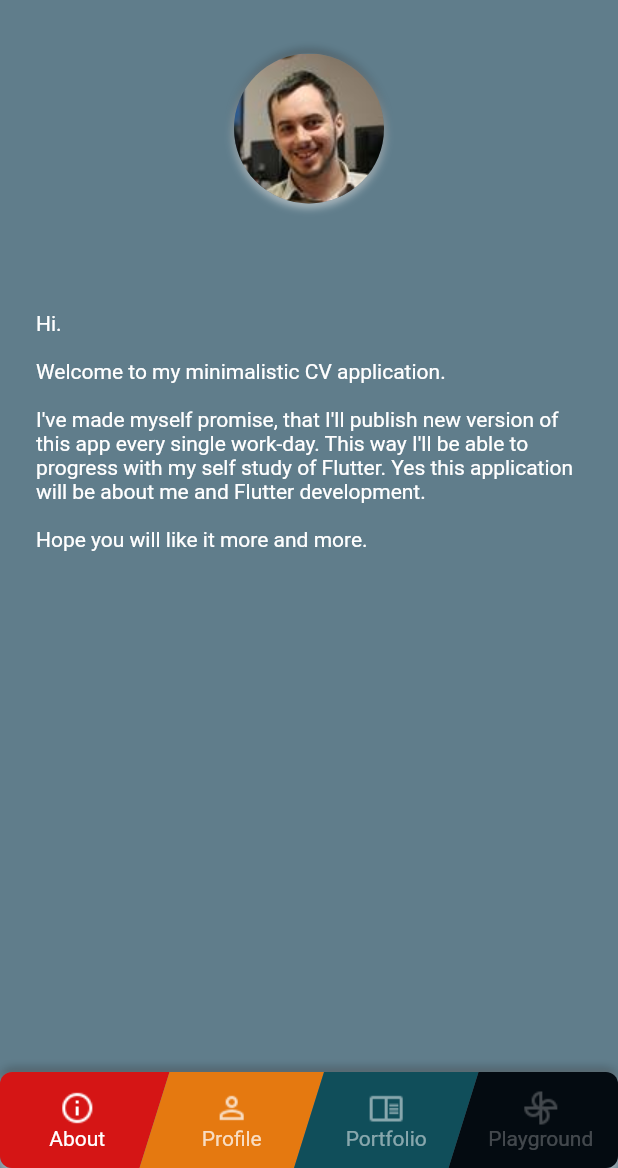
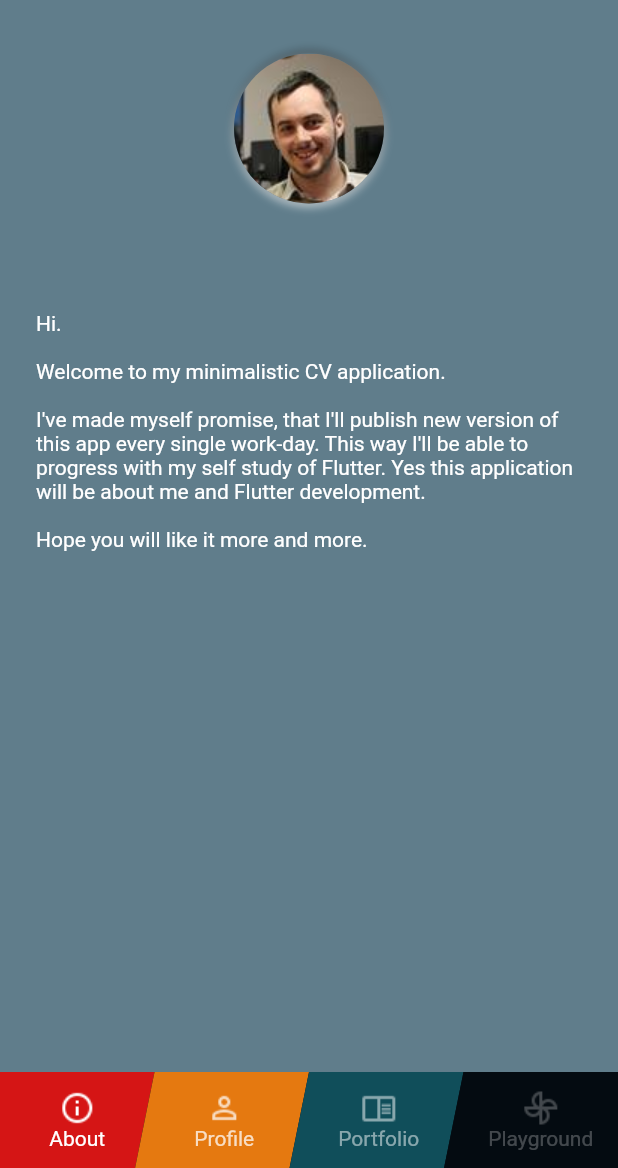
Before and after one commit to MikeGreat/cv, a Flutter app: the screen it shows after launch, on a phone screen of 412 x 824 dp, the part 68-1236 px from its top. Run offline on Flutter 3.47's test engine with Material 2 defaults, Android fonts, the phone set to English and light mode, and no system bars; drawn by our look-alikes of flutter_neumorphic; our stand-ins replace bloc, equatable, firebase_analytics, firebase_crashlytics, flutter_bloc, google_fonts and 1 more; accounts and stored records are empty; Roboto replaces fonts that are missing (Magra).

Commit message:
Used Skew Transformation in Bottom Navigation

```diff
--- a/lib/ui/page/landing.dart
+++ b/lib/ui/page/landing.dart
@@ -49,14 +49,8 @@ class _LandingPageState extends State<LandingPage> {
   @override
   Widget build(BuildContext context) {
     return Scaffold(
-      bottomNavigationBar: Neumorphic(
-        style: NeumorphicStyle(
-            shape: NeumorphicShape.flat,
-            color: Theme.of(context).backgroundColor,
-            lightSource: LightSource.bottom,
-            depth: 4.0),
-        boxShape: NeumorphicBoxShape.roundRect(),
-        child: ColorfulBottomNavigation(
+      bottomNavigationBar:
+        ColorfulBottomNavigation(
           children: [
             ColorfulBottomNavigationItem(
                 image: AssetImage(
@@ -82,7 +76,6 @@ class _LandingPageState extends State<LandingPage> {
                 color: Color(0xFF040B11),
                 onTap: onPlaygroundClick),
           ],
-        ),
       ),
       body: SafeArea(
           child: Stack(children: [
--- a/lib/ui/widget/colorful_bottom_navigation.dart
+++ b/lib/ui/widget/colorful_bottom_navigation.dart
@@ -25,10 +25,7 @@ class ColorfulBottomNavigationItem {
           color == other.color;
 
   @override
-  int get hashCode =>
-      image.hashCode ^
-      text.hashCode ^
-      color.hashCode;
+  int get hashCode => image.hashCode ^ text.hashCode ^ color.hashCode;
 }
 
 class ColorfulBottomNavigation extends StatefulWidget {
@@ -59,36 +56,54 @@ class _ColorfulBottomNavigationState extends State<ColorfulBottomNavigation>
   Widget build(BuildContext context) {
     return Container(
       height: 64,
-      child: CustomPaint(
-        child: Row(
+      color: widget.children.entries.last.value.color,
+      child: Stack(children: [
+        Row(
+          mainAxisAlignment: MainAxisAlignment.spaceBetween,
+          mainAxisSize: MainAxisSize.max,
           children: widget.children.entries
-              .map((entry) =>
-              AnimatedBuilder(
+              .map((entry) => Expanded(
+                    child: Transform(
+                      transform: Matrix4.skewX(-0.2),
+                      child: Container(
+                        color: entry.value.color,
+                      ),
+                    ),
+                  ))
+              .toList(),
+        ),
+        Row(
+          mainAxisAlignment: MainAxisAlignment.spaceEvenly,
+          mainAxisSize: MainAxisSize.max,
+          children: widget.children.entries
+              .map((entry) => Expanded(
+                    child: GestureDetector(
+                      onTap: () {
+                        setState(() {
+                          _selectedPosition = entry.key;
+                          _animationController.animateTo(
+                              (_selectedPosition + 1) / widget.children.length,
+                              curve: Curves.easeInOut);
+                        });
+                        entry.value.onTap();
+                      },
+                      child: Transform.translate(
+                        offset: Offset(
+                            entry.key == 0 ||
+                                    entry.key == widget.children.length - 1
+                                ? 0
+                                : -5,
+                            0),
+                        child: Center(
+                          child: AnimatedBuilder(
                             animation: _animationController,
-                  builder: (context, child) =>
-                      Expanded(
+                            builder: (context, child) => Expanded(
                               flex: 1,
-                        child: Material(
-                          color: Colors.transparent,
                               child: Opacity(
                                   opacity: getOpacity(
                                       _animationController.value, entry.key),
                                   child: child),
                             ),
-                      ),
-                  child: GestureDetector(
-                    onTap: () {
-                      setState(() {
-                        _selectedPosition = entry.key;
-                        _animationController.animateTo(
-                            (_selectedPosition + 1) /
-                                widget.children.length,
-                            curve: Curves.easeInOut);
-                      });
-                      entry.value.onTap();
-                    },
-                    child: Padding(
-                      padding: const EdgeInsets.all(12.0),
                             child: Column(
                               mainAxisSize: MainAxisSize.min,
                               children: <Widget>[
@@ -100,12 +115,13 @@ class _ColorfulBottomNavigationState extends State<ColorfulBottomNavigation>
                               ],
                             ),
                           ),
-                  )))
+                        ),
+                      ),
+                    ),
+                  ))
               .toList(),
-        ),
-        painter: _BackgroundPainter(_animationController.value,
-            widget.children.values.map((e) => e.color).toList()),
-      ),
+        )
+      ]),
     );
   }
 
@@ -119,40 +135,3 @@ class _ColorfulBottomNavigationState extends State<ColorfulBottomNavigation>
     return min(1.0, (1 - (animationValue - perfectPosition).abs()) + 0.25);
   }
 }
-
-// TODO: rework this to ClipPath
-class _BackgroundPainter extends CustomPainter {
-
-  static const double skew = 20;
-  final List<Paint> paints;
-  final double progress;
-
-  _BackgroundPainter(this.progress, List<Color> colors) :
-        paints = colors.map((e) =>
-        Paint()
-          ..color = e
-          ..isAntiAlias = true
-          ..style = PaintingStyle.fill
-        ).toList();
-
-  @override
-  void paint(Canvas canvas, Size size) {
-    for (int i = 0; i < paints.length; i++) {
-      final xPivot = i * size.width / paints.length;
-      canvas.drawPath(
-          Path()
-            ..moveTo((i == 0) ? 0 : xPivot + skew/2, 0)
-            ..lineTo((i == paints.length -1) ? size.width : xPivot + size.width / paints.length + skew/2, 0)
-            ..lineTo((i == paints.length -1) ? size.width : xPivot + size.width / paints.length- skew/2, size.height)
-            ..lineTo((i == 0) ? 0 : xPivot + 0 / paints.length- skew/2, size.height)
-            ..close()
-          , paints[i]);
-    }
-  }
-
-  @override
-  bool shouldRepaint(CustomPainter oldDelegate) {
-    final old = (oldDelegate as _BackgroundPainter);
-    return (old.progress != progress) || old.paints != paints;
-  }
-}
```
Lines whose indentation alone changed are shown as unchanged.
